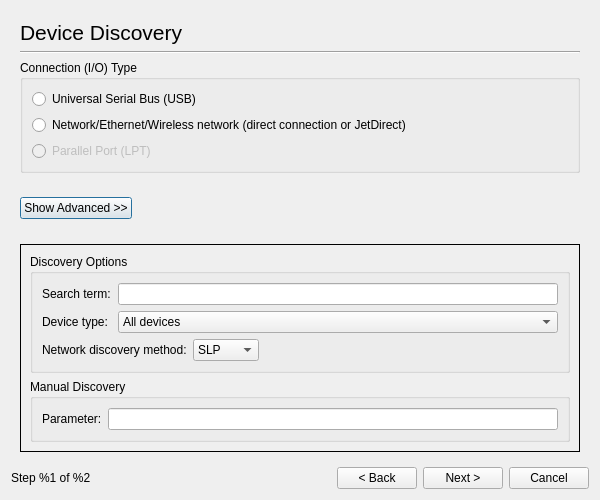
Old version of the form ui4/setupdialog_base.ui in the repository mwilck/hplip.
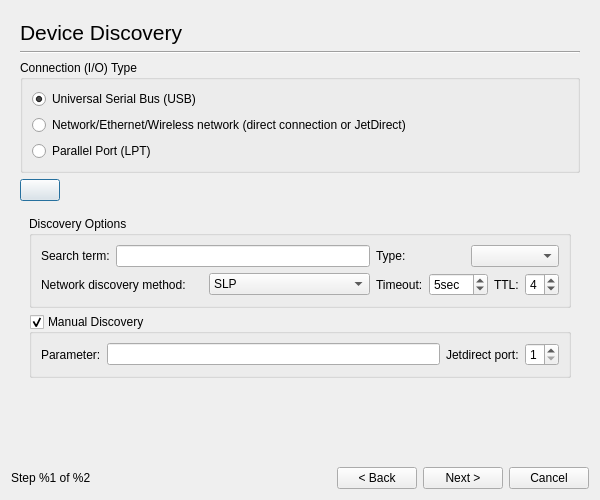
New version of the form. The open tabs and pages were chosen to show the change.

```diff
--- a/ui4/setupdialog_base.ui
+++ b/ui4/setupdialog_base.ui
@@ -21,9 +21,9 @@
      <property name="currentIndex" >
       <number>0</number>
      </property>
-     <widget class="QWidget" name="page" >
+     <widget class="QWidget" name="DiscoveryPage" >
       <layout class="QGridLayout" >
-       <item row="0" column="0" colspan="4" >
+       <item row="0" column="0" colspan="2" >
         <widget class="QLabel" name="label" >
          <property name="font" >
           <font>
@@ -35,37 +35,40 @@
          </property>
         </widget>
        </item>
-       <item row="1" column="0" colspan="4" >
+       <item row="1" column="0" colspan="2" >
         <widget class="Line" name="line" >
          <property name="orientation" >
           <enum>Qt::Horizontal</enum>
          </property>
         </widget>
        </item>
-       <item row="2" column="0" colspan="4" >
+       <item row="2" column="0" colspan="2" >
         <widget class="QGroupBox" name="groupBox" >
          <property name="title" >
           <string>Connection (I/O) Type</string>
          </property>
          <layout class="QGridLayout" >
           <item row="0" column="0" >
-           <widget class="QRadioButton" name="radioButton" >
+           <widget class="QRadioButton" name="UsbRadioButton" >
             <property name="text" >
              <string>Universal Serial Bus (USB)</string>
             </property>
+            <property name="checked" >
+             <bool>true</bool>
+            </property>
            </widget>
           </item>
           <item row="1" column="0" >
-           <widget class="QRadioButton" name="radioButton_2" >
+           <widget class="QRadioButton" name="NetworkRadioButton" >
             <property name="text" >
              <string>Network/Ethernet/Wireless network (direct connection or JetDirect)</string>
             </property>
            </widget>
           </item>
           <item row="2" column="0" >
-           <widget class="QRadioButton" name="radioButton_3" >
+           <widget class="QRadioButton" name="ParallelRadioButton" >
             <property name="enabled" >
-             <bool>false</bool>
+             <bool>true</bool>
             </property>
             <property name="text" >
              <string>Parallel Port (LPT)</string>
@@ -76,9 +79,9 @@
         </widget>
        </item>
        <item row="3" column="0" >
-        <widget class="QPushButton" name="AdvancedPushButton" >
+        <widget class="QPushButton" name="AdvancedButton" >
          <property name="text" >
-          <string>Show Advanced >></string>
+          <string/>
          </property>
         </widget>
        </item>
@@ -89,138 +92,192 @@
          </property>
          <property name="sizeHint" >
           <size>
-           <width>391</width>
+           <width>381</width>
            <height>20</height>
           </size>
          </property>
         </spacer>
        </item>
-       <item row="3" column="2" >
-        <spacer>
-         <property name="orientation" >
-          <enum>Qt::Vertical</enum>
-         </property>
-         <property name="sizeHint" >
-          <size>
-           <width>20</width>
-           <height>21</height>
-          </size>
-         </property>
-        </spacer>
-       </item>
-       <item row="4" column="0" colspan="4" >
+       <item row="4" column="0" colspan="2" >
         <widget class="QStackedWidget" name="AdvancedStackedWidget" >
-         <property name="frameShape" >
-          <enum>QFrame::Box</enum>
-         </property>
          <property name="currentIndex" >
-          <number>0</number>
+          <number>1</number>
          </property>
-         <widget class="QWidget" name="page_4" >
+         <widget class="QWidget" name="page" >
           <layout class="QGridLayout" >
            <item row="0" column="0" >
-            <widget class="QGroupBox" name="groupBox_2" >
+            <widget class="QGroupBox" name="DiscoveryOptionsGroupBox" >
              <property name="title" >
               <string>Discovery Options</string>
              </property>
              <layout class="QGridLayout" >
               <item row="0" column="0" >
-               <widget class="QLabel" name="label_2" >
-                <property name="text" >
-                 <string>Search term:</string>
-                </property>
-               </widget>
+               <layout class="QHBoxLayout" >
+                <item>
+                 <widget class="QLabel" name="label_2" >
+                  <property name="text" >
+                   <string>Search term:</string>
+                  </property>
+                 </widget>
+                </item>
+                <item>
+                 <widget class="QLineEdit" name="SearchLineEdit" />
+                </item>
+               </layout>
               </item>
-              <item row="0" column="1" colspan="3" >
-               <widget class="QLineEdit" name="lineEdit" />
+              <item row="0" column="1" colspan="2" >
+               <layout class="QHBoxLayout" >
+                <item>
+                 <widget class="QLabel" name="label_14" >
+                  <property name="text" >
+                   <string>Type:</string>
+                  </property>
+                 </widget>
+                </item>
+                <item>
+                 <widget class="QComboBox" name="DeviceTypeComboBox" />
+                </item>
+               </layout>
               </item>
               <item row="1" column="0" >
-               <widget class="QLabel" name="label_3" >
-                <property name="text" >
-                 <string>Device type:</string>
-                </property>
-               </widget>
-              </item>
-              <item row="1" column="1" colspan="3" >
-               <widget class="QComboBox" name="comboBox" >
+               <layout class="QHBoxLayout" >
                 <item>
-                 <property name="text" >
-                  <string>All devices</string>
-                 </property>
+                 <widget class="QLabel" name="NetworkDiscoveryMethodLabel" >
+                  <property name="text" >
+                   <string>Network discovery method:</string>
+                  </property>
+                 </widget>
                 </item>
                 <item>
-                 <property name="text" >
-                  <string>Single function printers</string>
-                 </property>
+                 <widget class="QComboBox" name="NetworkDiscoveryMethodComboBox" >
+                  <item>
+                   <property name="text" >
+                    <string>SLP</string>
+                   </property>
+                  </item>
+                  <item>
+                   <property name="text" >
+                    <string>mDNS/Bonjour</string>
+                   </property>
+                  </item>
+                 </widget>
                 </item>
+               </layout>
+              </item>
+              <item row="1" column="1" >
+               <layout class="QHBoxLayout" >
                 <item>
-                 <property name="text" >
-                  <string>All-in-one/MFP devices</string>
-                 </property>
+                 <widget class="QLabel" name="NetworkTimeoutLabel" >
+                  <property name="text" >
+                   <string>Timeout:</string>
+                  </property>
+                 </widget>
                 </item>
-               </widget>
+                <item>
+                 <widget class="QSpinBox" name="NetworkTimeoutSpinBox" >
+                  <property name="suffix" >
+                   <string>sec</string>
+                  </property>
+                  <property name="minimum" >
+                   <number>1</number>
+                  </property>
+                  <property name="maximum" >
+                   <number>90</number>
+                  </property>
+                  <property name="value" >
+                   <number>5</number>
+                  </property>
+                 </widget>
+                </item>
+               </layout>
               </item>
-              <item row="2" column="0" colspan="2" >
-               <widget class="QLabel" name="label_15" >
-                <property name="text" >
-                 <string>Network discovery method:</string>
-                </property>
-               </widget>
-              </item>
-              <item row="2" column="2" >
-               <widget class="QComboBox" name="comboBox_2" >
+              <item row="1" column="2" >
+               <layout class="QHBoxLayout" >
                 <item>
-                 <property name="text" >
-                  <string>SLP</string>
-                 </property>
+                 <widget class="QLabel" name="NetworkTTLLabel" >
+                  <property name="text" >
+                   <string>TTL:</string>
+                  </property>
+                 </widget>
                 </item>
                 <item>
-                 <property name="text" >
-                  <string>mDNS</string>
-                 </property>
+                 <widget class="QSpinBox" name="NetworkTTLSpinBox" >
+                  <property name="suffix" >
+                   <string/>
+                  </property>
+                  <property name="minimum" >
+                   <number>1</number>
+                  </property>
+                  <property name="maximum" >
+                   <number>8</number>
+                  </property>
+                  <property name="value" >
+                   <number>4</number>
+                  </property>
+                 </widget>
                 </item>
-               </widget>
-              </item>
-              <item row="2" column="3" >
-               <spacer>
-                <property name="orientation" >
-                 <enum>Qt::Horizontal</enum>
-                </property>
-                <property name="sizeHint" >
-                 <size>
-                  <width>271</width>
-                  <height>20</height>
-                 </size>
-                </property>
-               </spacer>
+               </layout>
               </item>
              </layout>
             </widget>
            </item>
            <item row="1" column="0" >
-            <widget class="QGroupBox" name="groupBox_5" >
+            <widget class="QGroupBox" name="ManualGroupBox" >
              <property name="title" >
               <string>Manual Discovery</string>
              </property>
+             <property name="checkable" >
+              <bool>true</bool>
+             </property>
              <layout class="QGridLayout" >
               <item row="0" column="0" >
-               <widget class="QLabel" name="label_14" >
+               <widget class="QLabel" name="ManualParamLabel" >
                 <property name="text" >
                  <string>Parameter:</string>
                 </property>
                </widget>
               </item>
               <item row="0" column="1" >
-               <widget class="QLineEdit" name="lineEdit_10" />
+               <widget class="QLineEdit" name="ManualParamLineEdit" />
+              </item>
+              <item row="0" column="2" >
+               <widget class="QLabel" name="JetDirectLabel" >
+                <property name="text" >
+                 <string>Jetdirect port:</string>
+                </property>
+               </widget>
+              </item>
+              <item row="0" column="3" >
+               <widget class="QSpinBox" name="JetDirectSpinBox" >
+                <property name="minimum" >
+                 <number>1</number>
+                </property>
+                <property name="maximum" >
+                 <number>3</number>
+                </property>
+               </widget>
               </item>
              </layout>
             </widget>
            </item>
           </layout>
          </widget>
-         <widget class="QWidget" name="page_5" />
+         <widget class="QWidget" name="page_4" />
         </widget>
        </item>
+       <item row="5" column="0" colspan="2" >
+        <spacer>
+         <property name="orientation" >
+          <enum>Qt::Vertical</enum>
+         </property>
+         <property name="sizeHint" >
+          <size>
+           <width>478</width>
+           <height>20</height>
+          </size>
+         </property>
+        </spacer>
+       </item>
       </layout>
      </widget>
      <widget class="QWidget" name="page_2" >
@@ -245,30 +302,84 @@
         </widget>
        </item>
        <item row="2" column="0" colspan="3" >
-        <widget class="QTableWidget" name="tableWidget" />
-       </item>
-       <item row="3" column="0" >
-        <widget class="QPushButton" name="pushButton_4" >
-         <property name="text" >
-          <string>Manual Discovery...</string>
+        <widget class="QTableWidget" name="DevicesTableWidget" >
+         <property name="alternatingRowColors" >
+          <bool>true</bool>
+         </property>
+         <property name="selectionMode" >
+          <enum>QAbstractItemView::SingleSelection</enum>
+         </property>
+         <property name="selectionBehavior" >
+          <enum>QAbstractItemView::SelectRows</enum>
          </property>
         </widget>
        </item>
+       <item row="3" column="0" >
+        <layout class="QHBoxLayout" >
+         <item>
+          <widget class="QLabel" name="DevicesFoundIcon" >
+           <property name="sizePolicy" >
+            <sizepolicy vsizetype="Fixed" hsizetype="Fixed" >
+             <horstretch>0</horstretch>
+             <verstretch>0</verstretch>
+            </sizepolicy>
+           </property>
+           <property name="minimumSize" >
+            <size>
+             <width>16</width>
+             <height>16</height>
+            </size>
+           </property>
+           <property name="maximumSize" >
+            <size>
+             <width>16</width>
+             <height>16</height>
+            </size>
+           </property>
+           <property name="frameShape" >
+            <enum>QFrame::NoFrame</enum>
+           </property>
+           <property name="text" >
+            <string/>
+           </property>
+          </widget>
+         </item>
+         <item>
+          <widget class="QLabel" name="DevicesFoundLabel" >
+           <property name="sizePolicy" >
+            <sizepolicy vsizetype="Preferred" hsizetype="Expanding" >
+             <horstretch>0</horstretch>
+             <verstretch>0</verstretch>
+            </sizepolicy>
+           </property>
+           <property name="text" >
+            <string>Found %1 devices on the %1 bus.</string>
+           </property>
+           <property name="wordWrap" >
+            <bool>true</bool>
+           </property>
+          </widget>
+         </item>
+        </layout>
+       </item>
        <item row="3" column="1" >
         <spacer>
          <property name="orientation" >
           <enum>Qt::Horizontal</enum>
          </property>
+         <property name="sizeType" >
+          <enum>QSizePolicy::Preferred</enum>
+         </property>
          <property name="sizeHint" >
           <size>
-           <width>241</width>
-           <height>20</height>
+           <width>21</width>
+           <height>28</height>
           </size>
          </property>
         </spacer>
        </item>
        <item row="3" column="2" >
-        <widget class="QPushButton" name="pushButton_5" >
+        <widget class="QPushButton" name="RefreshButton" >
          <property name="text" >
           <string>Refresh</string>
          </property>
@@ -310,8 +421,8 @@
             </property>
            </widget>
           </item>
-          <item row="0" column="1" >
-           <widget class="QLineEdit" name="lineEdit_2" />
+          <item row="0" column="1" colspan="2" >
+           <widget class="QLineEdit" name="PrinterNameLineEdit" />
           </item>
           <item row="1" column="0" >
            <widget class="QLabel" name="label_7" >
@@ -320,8 +431,8 @@
             </property>
            </widget>
           </item>
-          <item row="1" column="1" >
-           <widget class="QLineEdit" name="lineEdit_3" />
+          <item row="1" column="1" colspan="2" >
+           <widget class="QLineEdit" name="PrinterDescriptionLineEdit" />
           </item>
           <item row="2" column="0" >
            <widget class="QLabel" name="label_8" >
@@ -330,14 +441,35 @@
             </property>
            </widget>
           </item>
-          <item row="2" column="1" >
-           <widget class="QLineEdit" name="lineEdit_4" />
+          <item row="2" column="1" colspan="2" >
+           <widget class="QLineEdit" name="PrinterLocationLineEdit" />
+          </item>
+          <item row="3" column="0" >
+           <widget class="QLabel" name="label_3" >
+            <property name="text" >
+             <string>PPD file:</string>
+            </property>
+           </widget>
+          </item>
+          <item row="3" column="1" >
+           <widget class="QLineEdit" name="PPDFileLineEdit" >
+            <property name="readOnly" >
+             <bool>true</bool>
+            </property>
+           </widget>
+          </item>
+          <item row="3" column="2" >
+           <widget class="QToolButton" name="OtherPPDButton" >
+            <property name="text" >
+             <string/>
+            </property>
+           </widget>
           </item>
          </layout>
         </widget>
        </item>
        <item row="3" column="0" >
-        <widget class="QGroupBox" name="groupBox_4" >
+        <widget class="QGroupBox" name="SetupFaxGroupBox" >
          <property name="title" >
           <string>Fax Setup</string>
          </property>
@@ -353,7 +485,7 @@
            </widget>
           </item>
           <item row="0" column="1" colspan="3" >
-           <widget class="QLineEdit" name="lineEdit_5" />
+           <widget class="QLineEdit" name="FaxNameLineEdit" />
           </item>
           <item row="1" column="0" >
            <widget class="QLabel" name="label_10" >
@@ -363,7 +495,7 @@
            </widget>
           </item>
           <item row="1" column="1" >
-           <widget class="QLineEdit" name="lineEdit_6" />
+           <widget class="QLineEdit" name="FaxNumberLineEdit" />
           </item>
           <item row="1" column="2" >
            <widget class="QLabel" name="label_11" >
@@ -373,7 +505,7 @@
            </widget>
           </item>
           <item row="1" column="3" >
-           <widget class="QLineEdit" name="lineEdit_7" />
+           <widget class="QLineEdit" name="NameCompanyLineEdit" />
           </item>
           <item row="2" column="0" >
            <widget class="QLabel" name="label_12" >
@@ -383,7 +515,7 @@
            </widget>
           </item>
           <item row="2" column="1" colspan="3" >
-           <widget class="QLineEdit" name="lineEdit_8" />
+           <widget class="QLineEdit" name="FaxDescriptionLineEdit" />
           </item>
           <item row="3" column="0" >
            <widget class="QLabel" name="label_13" >
@@ -393,7 +525,7 @@
            </widget>
           </item>
           <item row="3" column="1" colspan="3" >
-           <widget class="QLineEdit" name="lineEdit_9" />
+           <widget class="QLineEdit" name="FaxLocationLineEdit" />
           </item>
          </layout>
         </widget>
@@ -405,14 +537,14 @@
          </property>
          <property name="sizeHint" >
           <size>
-           <width>20</width>
-           <height>31</height>
+           <width>341</width>
+           <height>16</height>
           </size>
          </property>
         </spacer>
        </item>
        <item row="5" column="0" >
-        <widget class="QCheckBox" name="checkBox" >
+        <widget class="QCheckBox" name="SendTestPageCheckBox" >
          <property name="text" >
           <string>Send test page to printer</string>
          </property>
@@ -443,21 +575,21 @@
     </spacer>
    </item>
    <item row="1" column="2" >
-    <widget class="QPushButton" name="pushButton_3" >
+    <widget class="QPushButton" name="BackButton" >
      <property name="text" >
       <string>&lt; Back</string>
      </property>
     </widget>
    </item>
    <item row="1" column="3" >
-    <widget class="QPushButton" name="pushButton_2" >
+    <widget class="QPushButton" name="NextButton" >
      <property name="text" >
       <string>Next ></string>
      </property>
     </widget>
    </item>
    <item row="1" column="4" >
-    <widget class="QPushButton" name="pushButton" >
+    <widget class="QPushButton" name="CancelButton" >
      <property name="text" >
       <string>Cancel</string>
      </property>
```
